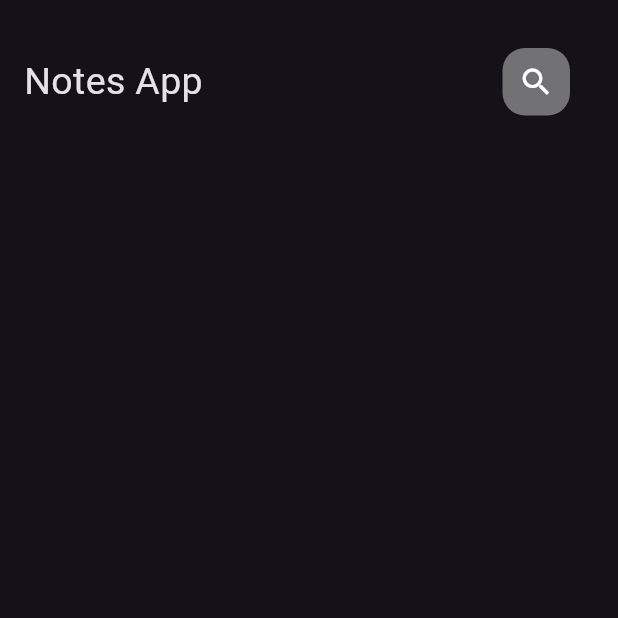
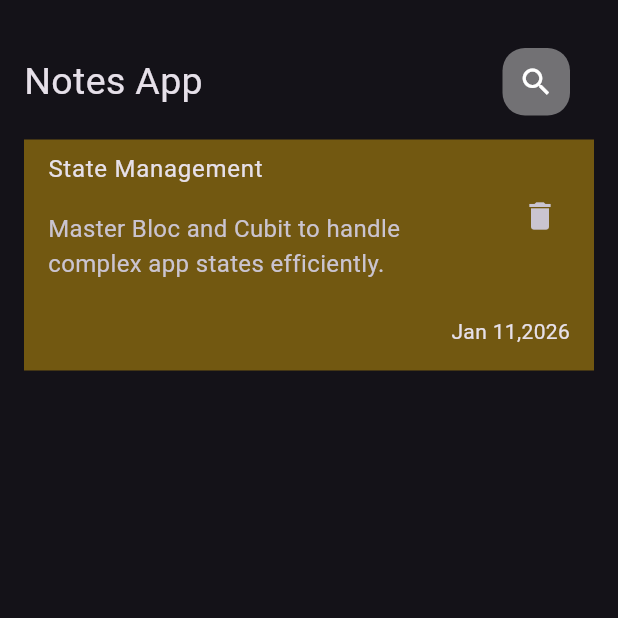
Before and after one commit to amr-turki/notes-app, a Flutter app: the screen it shows after launch, on a phone screen of 412 x 824 dp, the top half of it. Run offline on Flutter 3.47's test engine with Material 3 defaults, Android fonts, the phone set to English and light mode, and no system bars.

Commit message:
create note item

```diff
--- /dev/null
+++ b/lib/widget/note_item.dart
@@ -0,0 +1,47 @@
+import 'package:flutter/material.dart';
+
+class NoteItem extends StatelessWidget {
+  const NoteItem({super.key});
+
+  @override
+  Widget build(BuildContext context) {
+    return Padding(
+      padding: const EdgeInsets.only(top: 16.0, bottom: 18),
+      child: Container(
+        decoration: BoxDecoration(color: Colors.amber.withOpacity(0.4)),
+        child: Column(
+          children: [
+            Padding(
+              padding: const EdgeInsets.only(bottom: 16.0),
+              child: ListTile(
+                title: Padding(
+                  padding: const EdgeInsets.only(bottom: 16.0),
+                  child: Text(
+                    'State Management',
+                    style: TextStyle(fontSize: 16),
+                  ),
+                ),
+                subtitle: Text(
+                  'Master Bloc and Cubit to handle complex app states efficiently.',
+                  style: TextStyle(fontSize: 16),
+                ),
+
+                trailing: Icon(Icons.delete, size: 24),
+              ),
+            ),
+
+            Row(
+              children: [
+                Spacer(),
+                Padding(
+                  padding: const EdgeInsets.only(right: 16.0, bottom: 16),
+                  child: Text('Jan 11,2026', style: TextStyle(fontSize: 14)),
+                ),
+              ],
+            ),
+          ],
+        ),
+      ),
+    );
+  }
+}
--- a/lib/widget/notes_screen_body.dart
+++ b/lib/widget/notes_screen_body.dart
@@ -1,5 +1,6 @@
 import 'package:flutter/material.dart';
 import 'package:notes_app/widget/custom_appbar.dart';
+import 'package:notes_app/widget/note_item.dart';
 
 class NotesScreenBody extends StatelessWidget {
   const NotesScreenBody({super.key});
@@ -8,7 +9,9 @@ class NotesScreenBody extends StatelessWidget {
   Widget build(BuildContext context) {
     return Padding(
       padding: const EdgeInsets.symmetric(horizontal: 16.0),
-      child: Column(children: [SizedBox(height: 32), CustomAppbar()]),
+      child: Column(
+        children: [SizedBox(height: 32), CustomAppbar(), NoteItem()],
+      ),
     );
   }
 }
```
